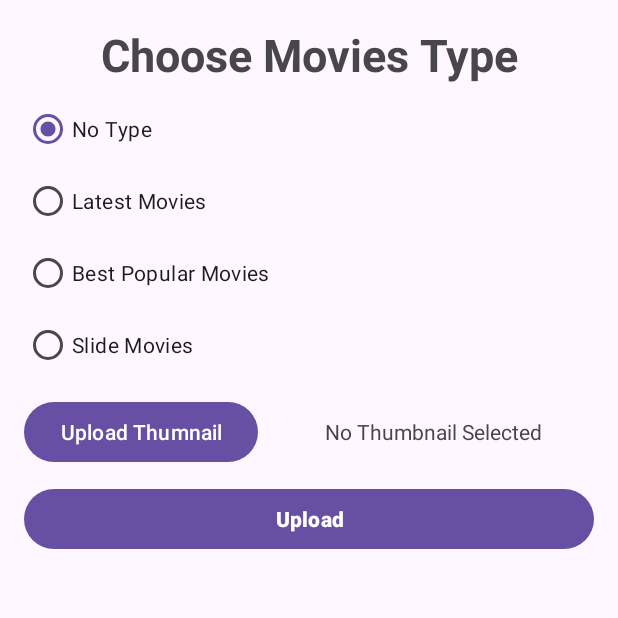
After one commit to minhhieu111/JavaAndroi_Nhom9, an Android app: the UploadThumbnailActivity screen opened directly, with no data from a screen before it, on a phone screen of 412 x 824 dp, the top half of it. The commit adds this screen. Run offline under Robolectric (Android 15) with nearby library versions, the phone set to English and light mode, and no system bars; our stand-ins replace Firebase (no records; nobody signed in at launch, a user with empty details on screens opened directly); 1 statement that could not run was skipped.

Commit message:
Upload Thumbnail Video
Upload Thumbnail Video

```diff
--- /dev/null
+++ b/app/src/main/java/com/example/movieapp/Admin/UploadThumbnailActivity.java
@@ -0,0 +1,213 @@
+package com.example.movieapp.Admin;
+
+import android.app.ProgressDialog;
+import android.content.ContentResolver;
+import android.content.Intent;
+import android.database.Cursor;
+import android.graphics.Bitmap;
+import android.net.Uri;
+import android.os.Bundle;
+import android.provider.MediaStore;
+import android.provider.OpenableColumns;
+import android.view.View;
+import android.webkit.MimeTypeMap;
+import android.widget.ImageView;
+import android.widget.RadioButton;
+import android.widget.TextView;
+import android.widget.Toast;
+
+import androidx.activity.EdgeToEdge;
+import androidx.annotation.NonNull;
+import androidx.annotation.Nullable;
+import androidx.appcompat.app.AppCompatActivity;
+import androidx.core.graphics.Insets;
+import androidx.core.view.ViewCompat;
+import androidx.core.view.WindowInsetsCompat;
+
+import com.example.movieapp.R;
+import com.google.android.gms.tasks.OnFailureListener;
+import com.google.android.gms.tasks.OnSuccessListener;
+import com.google.firebase.Firebase;
+import com.google.firebase.database.DatabaseReference;
+import com.google.firebase.database.FirebaseDatabase;
+import com.google.firebase.storage.FirebaseStorage;
+import com.google.firebase.storage.OnProgressListener;
+import com.google.firebase.storage.StorageReference;
+import com.google.firebase.storage.StorageTask;
+import com.google.firebase.storage.UploadTask;
+
+import java.io.IOException;
+
+public class UploadThumbnailActivity extends AppCompatActivity {
+    Uri videothumburi;
+    String thumbnail_url;
+    ImageView thumbnail_image;
+    StorageReference mStoragerefthumbnails;
+    DatabaseReference referenceVideos;
+    TextView textSelected;
+    RadioButton radioButtonlatest, radioButtonpopular, radioButtonNotype, radioButtonSlide;
+    StorageTask mStorageTask;
+    DatabaseReference updatedataref;
+
+    @Override
+    protected void onCreate(Bundle savedInstanceState) {
+        super.onCreate(savedInstanceState);
+        EdgeToEdge.enable(this);
+        setContentView(R.layout.activity_upload_thumbnail);
+        ViewCompat.setOnApplyWindowInsetsListener(findViewById(R.id.main), (v, insets) -> {
+            Insets systemBars = insets.getInsets(WindowInsetsCompat.Type.systemBars());
+            v.setPadding(systemBars.left, systemBars.top, systemBars.right, systemBars.bottom);
+            return insets;
+        });
+        textSelected = findViewById(R.id.textNoThumbnailSelected);
+        thumbnail_image = findViewById(R.id.imageView);
+        radioButtonlatest = findViewById(R.id.radioLatestMovies);
+        radioButtonpopular = findViewById(R.id.radioBestPopularMovies);
+        radioButtonNotype = findViewById(R.id.radioNotype);
+        radioButtonSlide = findViewById(R.id.radioSlideMovies);
+        mStoragerefthumbnails = FirebaseStorage.getInstance().getReference().child("VideoThumnails");
+        referenceVideos = FirebaseDatabase.getInstance().getReference().child("videos");
+        String currentUid = getIntent().getExtras().getString("currentuid");
+        updatedataref = FirebaseDatabase.getInstance().getReference("videos").child(currentUid);
+
+        radioButtonNotype.setOnClickListener(new View.OnClickListener() {
+            @Override
+            public void onClick(View v) {
+//                String latesMovies = radioButtonlatest.getText().toString();
+                updatedataref.child("video_type").setValue("");
+                updatedataref.child("video_slide").setValue("");
+                Toast.makeText(UploadThumbnailActivity.this, "Selected: No Type", Toast.LENGTH_SHORT).show();
+            }
+        });
+
+        radioButtonlatest.setOnClickListener(new View.OnClickListener() {
+            @Override
+            public void onClick(View v) {
+                String latesMovies = radioButtonlatest.getText().toString();
+                updatedataref.child("video_type").setValue(latesMovies);
+                updatedataref.child("video_slide").setValue("");
+                Toast.makeText(UploadThumbnailActivity.this, "Selected: "+ latesMovies, Toast.LENGTH_SHORT).show();
+            }
+        });
+
+        radioButtonpopular.setOnClickListener(new View.OnClickListener() {
+            @Override
+            public void onClick(View v) {
+                String popularMovies = radioButtonpopular.getText().toString();
+                updatedataref.child("video_type").setValue(popularMovies);
+                updatedataref.child("video_slide").setValue("");
+                Toast.makeText(UploadThumbnailActivity.this, "Selected: "+ popularMovies, Toast.LENGTH_SHORT).show();
+            }
+        });
+
+        radioButtonSlide.setOnClickListener(new View.OnClickListener() {
+            @Override
+            public void onClick(View v) {
+                String slideMovies = radioButtonSlide.getText().toString();
+                updatedataref.child("video_slide").setValue(slideMovies);
+                Toast.makeText(UploadThumbnailActivity.this, "Selected: "+ slideMovies, Toast.LENGTH_SHORT).show();
+            }
+        });
+    }
+    public void showimagechooser(View view){
+        Intent in = new Intent(Intent.ACTION_GET_CONTENT);
+        in.setType("image/*");
+        startActivityForResult(in,102);
+    }
+
+    @Override
+    protected void onActivityResult(int requestCode, int resultCode, @Nullable Intent data) {
+        super.onActivityResult(requestCode, resultCode, data);
+        if ((requestCode == 102) && (resultCode == RESULT_OK) && (data.getData()!=null)){
+            videothumburi = data.getData();
+
+            try{
+                String thumbname = getFileName(videothumburi);
+                textSelected.setText(thumbname);
+                Bitmap bitmap = MediaStore.Images.Media.getBitmap(getContentResolver(),videothumburi);
+                thumbnail_image.setImageBitmap(bitmap);
+
+            }catch(IOException e){
+                e.printStackTrace();
+            }
+        }
+    }
+    private String getFileName (Uri uri){
+        String result = null;
+        if(uri.getScheme().equals("content")){
+            Cursor cursor = getContentResolver().query(uri,null,null,null,null);
+            try{
+                if(cursor != null && cursor.moveToFirst()){
+                    int nameIndex = cursor.getColumnIndex(OpenableColumns.DISPLAY_NAME);
+                    if (nameIndex != -1) {
+                        result = cursor.getString(nameIndex);
+                    }
+                }
+            }finally {
+                cursor.close();
+            }
+        }
+        if (result == null){
+            result = uri.getPath();
+            int cut = result.lastIndexOf('/');
+            if(cut != -1){
+                result = result.substring(cut + 1);
+            }
+        }
+        return result;
+    }
+
+    private  void uploadFiles(){
+        if (videothumburi != null){
+            ProgressDialog progressDialog = new ProgressDialog(this);
+            progressDialog.setMessage("wait uploading thumbnail ...");
+            progressDialog.show();
+            String video_title = getIntent().getExtras().getString("thumbnailsName");
+
+            StorageReference sRef = mStoragerefthumbnails.child(video_title+"."+getfileExtension(videothumburi));
+
+            sRef.putFile(videothumburi).addOnSuccessListener(new OnSuccessListener<UploadTask.TaskSnapshot>() {
+                @Override
+                public void onSuccess(UploadTask.TaskSnapshot taskSnapshot) {
+                    sRef.getDownloadUrl().addOnSuccessListener(new OnSuccessListener<Uri>() {
+                        @Override
+                        public void onSuccess(Uri uri) {
+                            thumbnail_url = uri.toString();
+                            updatedataref.child("video_thumb").setValue(thumbnail_url);
+                            progressDialog.dismiss();
+                            Toast.makeText(UploadThumbnailActivity.this, "file uploaded", Toast.LENGTH_SHORT).show();
+                        }
+                    });
+                }
+            }).addOnFailureListener(new OnFailureListener() {
+                @Override
+                public void onFailure(@NonNull Exception e) {
+                    Toast.makeText(UploadThumbnailActivity.this, e.getMessage(), Toast.LENGTH_SHORT).show();
+                }
+            }).addOnProgressListener(new OnProgressListener<UploadTask.TaskSnapshot>() {
+                @Override
+                public void onProgress(@NonNull UploadTask.TaskSnapshot snapshot) {
+                    double progress = (100.0 * snapshot.getBytesTransferred()) / snapshot.getTotalByteCount();
+                    progressDialog.setMessage("upload"+((int)progress)+"%...");
+                }
+            });
+
+        }
+    }
+    public void uploadfiletofirebase(View view){
+        if (textSelected.equals("No Thumbnail Selected")){
+            Toast.makeText(this, "first select an image", Toast.LENGTH_SHORT).show();
+        }else {
+            if (mStorageTask != null && mStorageTask.isInProgress()){
+                Toast.makeText(this, "upload files allready in progress", Toast.LENGTH_SHORT).show();
+            }else {
+                uploadFiles();
+            }
+        }
+    }
+    public String getfileExtension(Uri uri){
+        ContentResolver cr = getContentResolver();
+        MimeTypeMap mimeTypeMap = MimeTypeMap.getSingleton();
+        return mimeTypeMap.getExtensionFromMimeType(cr.getType(uri));
+    }
+}
--- /dev/null
+++ b/app/src/main/res/layout/activity_upload_thumbnail.xml
@@ -0,0 +1,91 @@
+<?xml version="1.0" encoding="utf-8"?>
+<RelativeLayout xmlns:android="http://schemas.android.com/apk/res/android"
+    xmlns:app="http://schemas.android.com/apk/res-auto"
+    xmlns:tools="http://schemas.android.com/tools"
+    android:id="@+id/main"
+    android:layout_width="match_parent"
+    android:layout_height="match_parent"
+    tools:context=".Admin.UploadThumbnailActivity">
+
+    <LinearLayout
+        android:layout_width="match_parent"
+        android:layout_height="match_parent"
+        android:padding="16dp"
+        android:orientation="vertical">
+
+        <TextView
+            android:layout_width="match_parent"
+            android:layout_height="wrap_content"
+            android:textStyle="bold"
+            android:textSize="30dp"
+            android:gravity="center"
+            android:text="Choose Movies Type"
+            android:layout_marginBottom="5dp"/>
+        <RadioGroup
+            android:id="@+id/radioGroup"
+            android:layout_width="wrap_content"
+            android:layout_height="wrap_content">
+
+            <RadioButton
+                android:id="@+id/radioNotype"
+                android:layout_width="wrap_content"
+                android:layout_height="wrap_content"
+                android:checked="true"
+                android:text="No Type"/>
+
+            <RadioButton
+                android:id="@+id/radioLatestMovies"
+                android:layout_width="wrap_content"
+                android:layout_height="wrap_content"
+                android:text="Latest Movies"/>
+
+            <RadioButton
+                android:id="@+id/radioBestPopularMovies"
+                android:layout_width="wrap_content"
+                android:layout_height="wrap_content"
+                android:text="Best Popular Movies"/>
+
+            <RadioButton
+                android:id="@+id/radioSlideMovies"
+                android:layout_width="wrap_content"
+                android:layout_height="wrap_content"
+                android:text="Slide Movies"/>
+        </RadioGroup>
+
+        <LinearLayout
+            android:layout_width="match_parent"
+            android:layout_height="wrap_content"
+            android:layout_marginTop="10dp">
+
+            <Button
+                android:layout_width="wrap_content"
+                android:layout_height="wrap_content"
+                android:text="Upload Thumnail"
+                android:onClick="showimagechooser"/>
+
+            <TextView
+                android:id="@+id/textNoThumbnailSelected"
+                android:layout_width="match_parent"
+                android:layout_height="wrap_content"
+                android:text="No Thumbnail Selected"
+                android:layout_marginStart="10dp"
+                android:gravity="center"/>
+        </LinearLayout>
+
+        <Button
+            android:id="@+id/buttonUpload"
+            android:layout_width="match_parent"
+            android:layout_height="wrap_content"
+            android:text="Upload"
+            android:layout_marginTop="10dp"
+            android:textStyle="bold"
+            android:onClick="uploadfiletofirebase"/>
+
+        <ImageView
+            android:id="@+id/imageView"
+            android:layout_width="150dp"
+            android:layout_height="150dp"
+            android:layout_marginTop="10dp"/>
+
+    </LinearLayout>
+</RelativeLayout>
```
Also changed, not shown: app/src/main/java/com/example/movieapp/Admin/UploadVideoActivity.java (+16 -11 lines).
